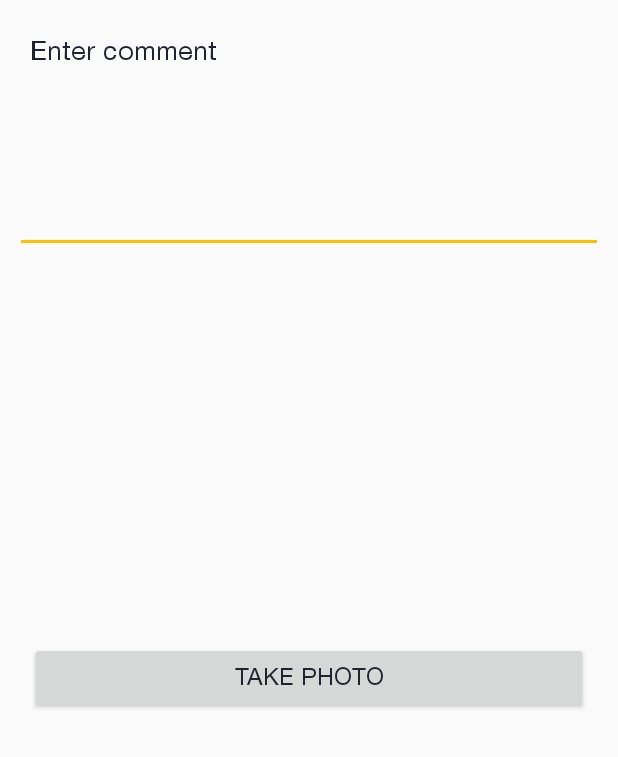
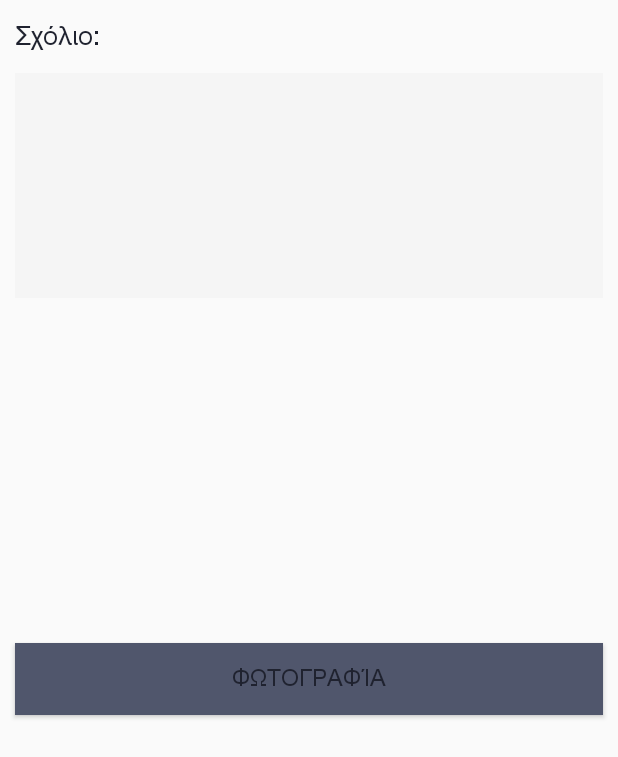
Before and after one commit to AlexMoud/android-kitchener-map, an Android app: the SendMailActivity screen opened directly, with no data from a screen before it, on a phone screen of 412 x 824 dp. Shown: the top 757 px of the screen. Run offline under Robolectric (Android 15) with nearby library versions, the phone set to English and light mode, and no system bars; network calls fail.

Commit message:
Style changes

```diff
--- a/app/src/main/java/gr/hua/it21533/kitchenerMap/activities/MapsActivity.kt
+++ b/app/src/main/java/gr/hua/it21533/kitchenerMap/activities/MapsActivity.kt
@@ -309,8 +309,4 @@ class MapsActivity :
             }
         })
     }
-
-    override fun sendMail() {
-        mapsPresenter.sendMail()
-    }
 }
--- a/app/src/main/java/gr/hua/it21533/kitchenerMap/activities/MapsActivityPresenter.kt
+++ b/app/src/main/java/gr/hua/it21533/kitchenerMap/activities/MapsActivityPresenter.kt
@@ -43,8 +43,4 @@ class MapsActivityPresenter(private val view: MapsActivityView, private val quer
 //            .observeOn(AndroidSchedulers.mainThread())
 //            .subscribe()
 //    }
-
-    fun sendMail() {
-        Log.d(TAG,"works")
-    }
 }
--- a/app/src/main/java/gr/hua/it21533/kitchenerMap/activities/SendMailActivity.kt
+++ b/app/src/main/java/gr/hua/it21533/kitchenerMap/activities/SendMailActivity.kt
@@ -40,7 +40,6 @@ class SendMailActivity : AppCompatActivity() {
         if (requestCode == REQUEST_TAKE_PHOTO && resultCode == Activity.RESULT_OK) {
             val takenImage = BitmapFactory.decodeFile(currentPhotoPath)
             takenImage_view.setImageBitmap(takenImage)
-            takenImagePath_text.text = currentPhotoPath
             initSendMailButton()
         }
     }
@@ -72,7 +71,7 @@ class SendMailActivity : AppCompatActivity() {
     private fun createImageFile(): File {
         // Create an image file name
         val timeStamp: String = SimpleDateFormat("yyyyMMdd_HHmmss").format(Date())
-        val storageDir: File = this!!.getExternalFilesDir(Environment.DIRECTORY_PICTURES)
+        val storageDir: File = this.getExternalFilesDir(Environment.DIRECTORY_PICTURES)
         return File.createTempFile(
             "JPEG_${timeStamp}_", /* prefix */
             ".jpg", /* suffix */
--- a/app/src/main/java/gr/hua/it21533/kitchenerMap/interfaces/MapsActivityView.kt
+++ b/app/src/main/java/gr/hua/it21533/kitchenerMap/interfaces/MapsActivityView.kt
@@ -7,5 +7,4 @@ interface MapsActivityView {
     fun showLoading()
     fun hideLoading()
     fun uploadPhoto(currentPhotoPath: String)
-    fun sendMail()
 }
--- a/app/src/main/res/layout/activity_send_mail.xml
+++ b/app/src/main/res/layout/activity_send_mail.xml
@@ -8,20 +8,24 @@
         android:orientation="vertical">
 
     <TextView
-            android:text="Enter comment"
+            android:text="@string/feedback_comment_label"
             android:inputType="text"
             android:layout_height="wrap_content"
             android:layout_width="match_parent"
             android:textSize="@dimen/text_large"
-            android:padding="20dp"/>
+            android:layout_margin="10dp"/>
 
     <EditText
             android:layout_width="match_parent"
-            android:layout_height="100dp"
+            android:layout_height="150dp"
+            android:gravity="top|left"
             android:layout_marginLeft="10dp"
             android:layout_marginRight="10dp"
+            android:background="#f5f5f5"
             android:textColor="@color/colorPrimaryDark"
-            android:inputType="text"
+            android:inputType="text|textMultiLine"
+            android:lineSpacingExtra="5sp"
+            android:padding="2dp"
             android:textSize="@dimen/text_large"
             android:id="@+id/user_email_comment"/>
 
@@ -33,34 +37,28 @@
         <ImageView
                 android:layout_width="match_parent"
                 android:layout_height="200dp"
+                android:layout_marginVertical="10dp"
                 android:id="@+id/takenImage_view"/>
-
-        <TextView
-                android:layout_width="wrap_content"
-                android:layout_height="wrap_content"
-                android:id="@+id/takenImagePath_text"
-                android:padding="10sp"
-                android:textSize="@dimen/text_small"/>
 
         <Button
                 android:layout_width="match_parent"
                 android:layout_height="wrap_content"
-                android:layout_margin="20dp"
+                android:layout_margin="10dp"
                 android:textSize="@dimen/text_medium"
                 android:text="@string/feedback_takePhoto_button"
+                android:background="@color/colorPrimary"
                 android:id="@+id/feedback_takePhoto_btn"/>
 
         <Button
                 android:layout_width="match_parent"
                 android:layout_height="wrap_content"
-                android:layout_marginHorizontal="20dp"
+                android:layout_marginHorizontal="10dp"
                 android:layout_marginTop="5dp"
                 android:visibility="gone"
                 android:textSize="@dimen/text_medium"
                 android:text="@string/feedback_sendMail_button"
+                android:background="@color/colorAccent"
                 android:id="@+id/feedback_sendMail_btn"/>
 
     </LinearLayout>
-
-
 </LinearLayout>
--- a/app/src/main/res/values/strings.xml
+++ b/app/src/main/res/values/strings.xml
@@ -75,7 +75,8 @@
         αφίσα στρατολόγησης με τη φωτογραφία του.
     </string>
     <string name="title_activity_about">AboutActivity</string>
-    <string name="feedback_takePhoto_button">Take Photo</string>
-    <string name="feedback_sendMail_button">Send Mail</string>
     <string name="title_activity_send_mail">SendMailActivity</string>
+    <string name="feedback_comment_label">Σχόλιο:</string>
+    <string name="feedback_takePhoto_button">Φωτογραφία</string>
+    <string name="feedback_sendMail_button">Αποστολή Email</string>
 </resources>
```
Also changed, not shown: 2 other files.
